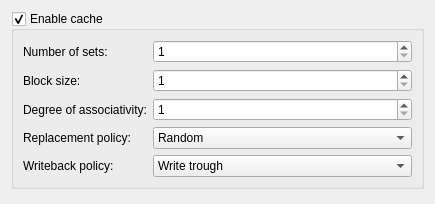
First picture: the form in qtmips_gui/NewDialogCache.ui, repository cvut/qtrvsim, before the edit.
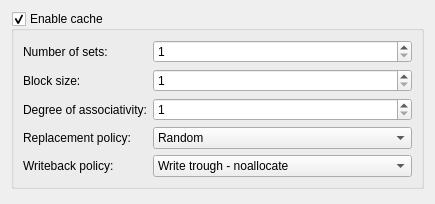
Second picture: the form after the edit.

Commit message:
Distinguish between write-through cache with allocate and update only if hit.
Add into cache statistic number of backing/main memory accesses.
Correction of meaning and computation of the cache statistic.

Patch:
```diff
--- a/qtmips_gui/NewDialogCache.ui
+++ b/qtmips_gui/NewDialogCache.ui
@@ -102,7 +102,12 @@
        <widget class="QComboBox" name="writeback_policy">
         <item>
          <property name="text">
-          <string>Write trough</string>
+          <string>Write trough - noallocate</string>
+         </property>
+        </item>
+        <item>
+         <property name="text">
+          <string>Write trough - write allocate</string>
          </property>
         </item>
         <item>
```
The commit also changes 9 other files.
